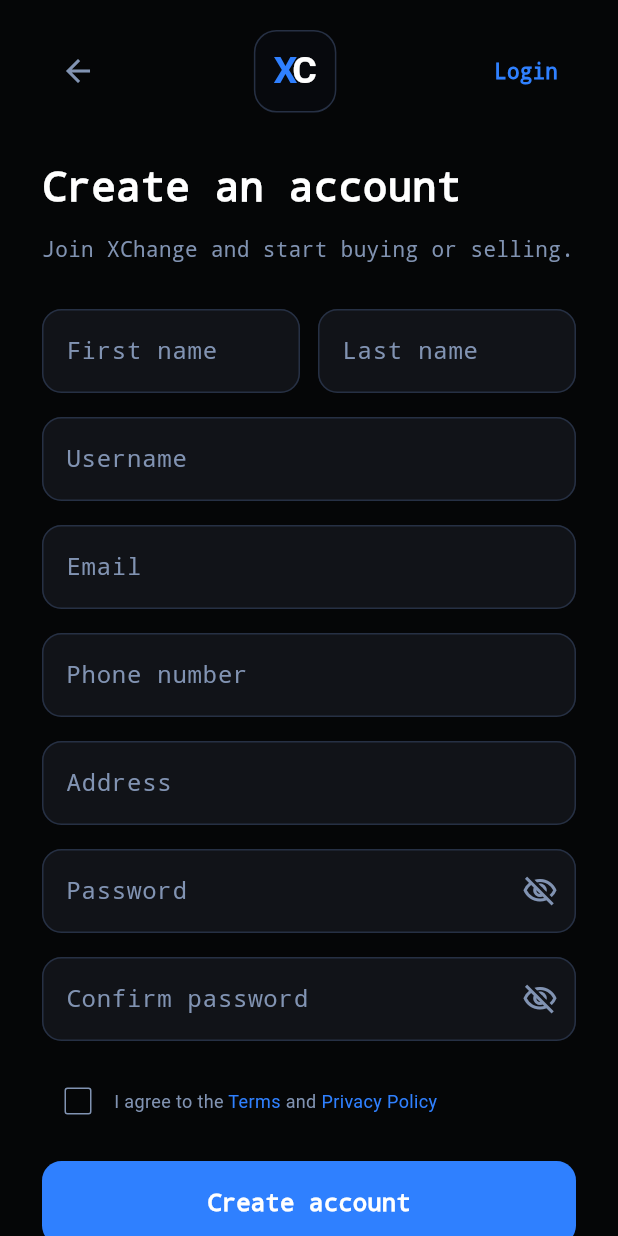
After one commit to MaxTheThawne/XChange, a Flutter app: the CreateAccountScreen screen opened directly, on a phone screen of 412 x 824 dp. The commit adds this screen. Run offline on Flutter 3.47's test engine with Material 3 defaults, Android fonts, the light colour scheme and no system bars.

Commit message:
Added create account screen

```diff
--- /dev/null
+++ b/lib/create_account_screen.dart
@@ -0,0 +1,412 @@
+import 'package:flutter/material.dart';
+
+class CreateAccountScreen extends StatefulWidget {
+  const CreateAccountScreen({super.key});
+
+  @override
+  State<CreateAccountScreen> createState() =>
+      _CreateAccountScreenState();
+}
+
+class _CreateAccountScreenState
+    extends State<CreateAccountScreen> {
+  bool hidePassword = true;
+  bool hideConfirmPassword = true;
+  bool agreedToTerms = false;
+
+  InputDecoration fieldDecoration({
+    required String hint,
+    Widget? suffixIcon,
+  }) {
+    return InputDecoration(
+      hintText: hint,
+      hintStyle: const TextStyle(
+        color: Color(0xFF8193B2),
+        fontFamily: 'monospace',
+      ),
+      suffixIcon: suffixIcon,
+      filled: true,
+      fillColor: const Color(0xFF111318),
+      enabledBorder: OutlineInputBorder(
+        borderRadius: BorderRadius.circular(13),
+        borderSide: const BorderSide(
+          color: Color(0xFF263044),
+        ),
+      ),
+      focusedBorder: OutlineInputBorder(
+        borderRadius: BorderRadius.circular(13),
+        borderSide: const BorderSide(
+          color: Color(0xFF2F80FF),
+          width: 1.5,
+        ),
+      ),
+    );
+  }
+
+  TextStyle get fieldTextStyle {
+    return const TextStyle(
+      color: Colors.white,
+      fontFamily: 'monospace',
+    );
+  }
+
+  void openLoginScreen() {
+    Navigator.pop(context);
+  }
+
+
+  @override
+  Widget build(BuildContext context) {
+    return Scaffold(
+      backgroundColor: const Color(0xFF050607),
+      body: SafeArea(
+        child: ListView(
+          padding: const EdgeInsets.symmetric(
+            horizontal: 28,
+            vertical: 20,
+          ),
+          children: [
+            // Top navigation
+            Row(
+              children: [
+                IconButton(
+                  onPressed: () {
+                    Navigator.pop(context);
+                  },
+                  icon: const Icon(
+                    Icons.arrow_back,
+                    color: Color(0xFF8193B2),
+                  ),
+                ),
+
+                const Spacer(),
+
+                // Small XC logo
+                Container(
+                  width: 55,
+                  height: 55,
+                  alignment: Alignment.center,
+                  decoration: BoxDecoration(
+                    color: const Color(0xFF07090D),
+                    borderRadius: BorderRadius.circular(15),
+                    border: Border.all(
+                      color: const Color(0xFF263044),
+                    ),
+                  ),
+                  child: const Text.rich(
+                    TextSpan(
+                      children: [
+                        TextSpan(
+                          text: 'X',
+                          style: TextStyle(
+                            color: Color(0xFF2F80FF),
+                          ),
+                        ),
+                        TextSpan(
+                          text: 'C',
+                          style: TextStyle(
+                            color: Colors.white,
+                          ),
+                        ),
+                      ],
+                    ),
+                    style: TextStyle(
+                      fontFamily: 'monospace',
+                      fontSize: 25,
+                      fontWeight: FontWeight.bold,
+                      letterSpacing: -3,
+                    ),
+                  ),
+                ),
+
+                const Spacer(),
+
+                TextButton(
+                  onPressed: openLoginScreen,
+                  child: const Text(
+                    'Login',
+                    style: TextStyle(
+                      color: Color(0xFF2F80FF),
+                      fontFamily: 'monospace',
+                      fontWeight: FontWeight.bold,
+                    ),
+                  ),
+                ),
+              ],
+            ),
+
+            const SizedBox(height: 30),
+
+            const Text(
+              'Create an account',
+              style: TextStyle(
+                color: Colors.white,
+                fontFamily: 'monospace',
+                fontSize: 27,
+                fontWeight: FontWeight.bold,
+              ),
+            ),
+
+            const SizedBox(height: 12),
+
+            const Text(
+              'Join XChange and start buying or selling.',
+              style: TextStyle(
+                color: Color(0xFF8193B2),
+                fontFamily: 'monospace',
+                fontSize: 14,
+              ),
+            ),
+
+            const SizedBox(height: 30),
+
+            // First name and last name
+            Row(
+              children: [
+                Expanded(
+                  child: TextField(
+                    style: fieldTextStyle,
+                    decoration: fieldDecoration(
+                      hint: 'First name',
+                    ),
+                  ),
+                ),
+
+                const SizedBox(width: 12),
+
+                Expanded(
+                  child: TextField(
+                    style: fieldTextStyle,
+                    decoration: fieldDecoration(
+                      hint: 'Last name',
+                    ),
+                  ),
+                ),
+              ],
+            ),
+
+            const SizedBox(height: 16),
+
+            // Username
+            TextField(
+              style: fieldTextStyle,
+              decoration: fieldDecoration(
+                hint: 'Username',
+              ),
+            ),
+
+            const SizedBox(height: 16),
+
+            // Email
+            TextField(
+              keyboardType: TextInputType.emailAddress,
+              style: fieldTextStyle,
+              decoration: fieldDecoration(
+                hint: 'Email',
+              ),
+            ),
+
+            const SizedBox(height: 16),
+
+            // Phone number
+            TextField(
+              keyboardType: TextInputType.phone,
+              style: fieldTextStyle,
+              decoration: fieldDecoration(
+                hint: 'Phone number',
+              ),
+            ),
+
+            const SizedBox(height: 16),
+
+            // Address
+            TextField(
+              style: fieldTextStyle,
+              decoration: fieldDecoration(
+                hint: 'Address',
+              ),
+            ),
+
+            const SizedBox(height: 16),
+
+            // Password
+            TextField(
+              obscureText: hidePassword,
+              style: fieldTextStyle,
+              decoration: fieldDecoration(
+                hint: 'Password',
+                suffixIcon: IconButton(
+                  onPressed: () {
+                    setState(() {
+                      hidePassword = !hidePassword;
+                    });
+                  },
+                  icon: Icon(
+                    hidePassword
+                        ? Icons.visibility_off_outlined
+                        : Icons.visibility_outlined,
+                    color: const Color(0xFF8193B2),
+                  ),
+                ),
+              ),
+            ),
+
+            const SizedBox(height: 16),
+
+            // Confirm password
+            TextField(
+              obscureText: hideConfirmPassword,
+              style: fieldTextStyle,
+              decoration: fieldDecoration(
+                hint: 'Confirm password',
+                suffixIcon: IconButton(
+                  onPressed: () {
+                    setState(() {
+                      hideConfirmPassword =
+                      !hideConfirmPassword;
+                    });
+                  },
+                  icon: Icon(
+                    hideConfirmPassword
+                        ? Icons.visibility_off_outlined
+                        : Icons.visibility_outlined,
+                    color: const Color(0xFF8193B2),
+                  ),
+                ),
+              ),
+            ),
+
+            const SizedBox(height: 16),
+
+            // Terms and privacy checkbox
+            Row(
+              crossAxisAlignment: CrossAxisAlignment.center,
+              children: [
+                Checkbox(
+                  value: agreedToTerms,
+                  activeColor: const Color(0xFF2F80FF),
+                  checkColor: Colors.white,
+                  side: const BorderSide(
+                    color: Color(0xFF8193B2),
+                  ),
+                  onChanged: (value) {
+                    setState(() {
+                      agreedToTerms = value ?? false;
+                    });
+                  },
+                ),
+
+                const Expanded(
+                  child: Text.rich(
+                    TextSpan(
+                      children: [
+                        TextSpan(
+                          text: 'I agree to the ',
+                          style: TextStyle(
+                            color: Color(0xFF8193B2),
+                          ),
+                        ),
+                        TextSpan(
+                          text: 'Terms',
+                          style: TextStyle(
+                            color: Color(0xFF2F80FF),
+                          ),
+                        ),
+                        TextSpan(
+                          text: ' and ',
+                          style: TextStyle(
+                            color: Color(0xFF8193B2),
+                          ),
+                        ),
+                        TextSpan(
+                          text: 'Privacy Policy',
+                          style: TextStyle(
+                            color: Color(0xFF2F80FF),
+                          ),
+                        ),
+                      ],
+                    ),
+                    style: TextStyle(
+                      fontFamily: 'monospace',
+                      fontSize: 12,
+                    ),
+                  ),
+                ),
+              ],
+            ),
+
+            const SizedBox(height: 16),
+
+            // Create-account button
+            SizedBox(
+              width: double.infinity,
+              height: 56,
+              child: ElevatedButton(
+                onPressed: () {
+                  if (!agreedToTerms) {
+                    ScaffoldMessenger.of(context).showSnackBar(
+                      const SnackBar(
+                        content: Text(
+                          'Please agree to the Terms and Privacy Policy.',
+                        ),
+                      ),
+                    );
+
+                    return;
+                  }
+
+                  // Account-creation functionality will be added later.
+                },
+                style: ElevatedButton.styleFrom(
+                  backgroundColor: const Color(0xFF2F80FF),
+                  foregroundColor: Colors.white,
+                  elevation: 0,
+                  shape: RoundedRectangleBorder(
+                    borderRadius: BorderRadius.circular(13),
+                  ),
+                ),
+                child: const Text(
+                  'Create account',
+                  style: TextStyle(
+                    fontFamily: 'monospace',
+                    fontSize: 16,
+                    fontWeight: FontWeight.bold,
+                  ),
+                ),
+              ),
+            ),
+
+            const SizedBox(height: 20),
+
+            // Existing-account Login link
+            Row(
+              mainAxisAlignment: MainAxisAlignment.center,
+              children: [
+                const Text(
+                  'Already have an account?',
+                  style: TextStyle(
+                    color: Color(0xFF8193B2),
+                    fontFamily: 'monospace',
+                    fontSize: 12,
+                  ),
+                ),
+
+                TextButton(
+                  onPressed: openLoginScreen,
+                  child: const Text(
+                    'Login',
+                    style: TextStyle(
+                      color: Color(0xFF2F80FF),
+                      fontFamily: 'monospace',
+                      fontWeight: FontWeight.bold,
+                    ),
+                  ),
+                ),
+              ],
+            ),
+          ],
+        ),
+      ),
+    );
+  }
+}
--- a/lib/login_screen.dart
+++ b/lib/login_screen.dart
@@ -1,4 +1,5 @@
 import 'package:flutter/material.dart';
+import 'create_account_screen.dart';
 
 class LoginScreen extends StatefulWidget {
   const LoginScreen({super.key});
@@ -241,7 +242,13 @@ class _LoginScreenState extends State<LoginScreen> {
                 ),
                 TextButton(
                   onPressed: () {
-
+                    Navigator.push(
+                      context,
+                      MaterialPageRoute(
+                        builder: (context) =>
+                        const CreateAccountScreen(),
+                      ),
+                    );
                   },
                   child: const Text(
                     'Create account',
```
